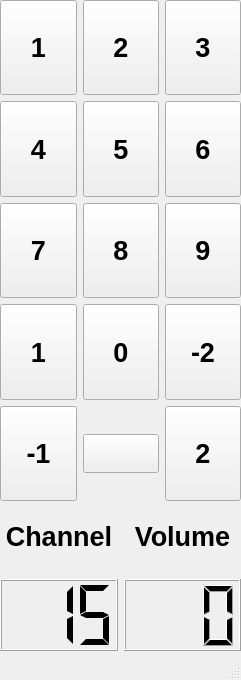
Before: the Qt Designer form mainwindow.ui in AndreyBagryanskiy/37_3, drawn with Qt 5.
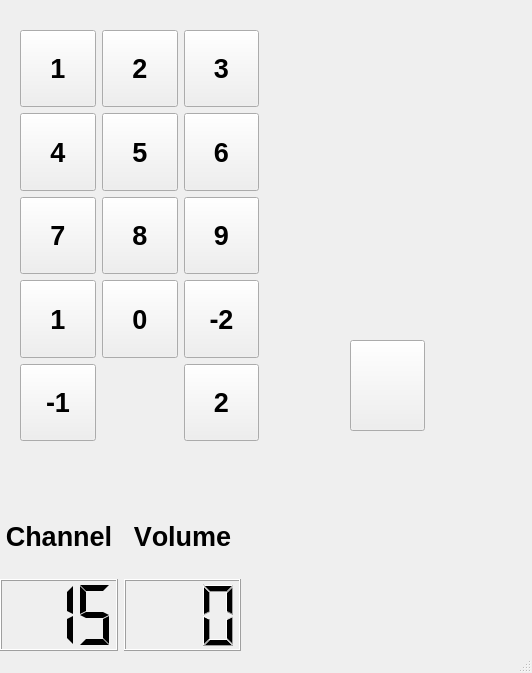
After: the same form once the commit is applied. Icons and pictures are not drawn.

The edit to the form file:
```diff
--- a/mainwindow.ui
+++ b/mainwindow.ui
@@ -6,27 +6,20 @@
    <rect>
     <x>0</x>
     <y>0</y>
-    <width>241</width>
-    <height>680</height>
+    <width>532</width>
+    <height>673</height>
    </rect>
   </property>
   <property name="sizePolicy">
-   <sizepolicy hsizetype="Fixed" vsizetype="Fixed">
+   <sizepolicy hsizetype="Expanding" vsizetype="Expanding">
     <horstretch>0</horstretch>
     <verstretch>0</verstretch>
    </sizepolicy>
   </property>
-  <property name="minimumSize">
-   <size>
-    <width>241</width>
-    <height>680</height>
-   </size>
-  </property>
-  <property name="maximumSize">
-   <size>
-    <width>241</width>
-    <height>680</height>
-   </size>
+  <property name="font">
+   <font>
+    <kerning>false</kerning>
+   </font>
   </property>
   <property name="windowTitle">
    <string>Remote Control</string>
@@ -38,8 +31,8 @@
    <property name="font">
     <font>
      <pointsize>20</pointsize>
-     <weight>75</weight>
      <bold>true</bold>
+     <kerning>false</kerning>
     </font>
    </property>
    <widget class="QWidget" name="gridLayoutWidget">
@@ -124,10 +117,10 @@
    <widget class="QWidget" name="gridLayoutWidget_2">
     <property name="geometry">
      <rect>
-      <x>0</x>
-      <y>0</y>
-      <width>241</width>
-      <height>501</height>
+      <x>20</x>
+      <y>30</y>
+      <width>239</width>
+      <height>411</height>
      </rect>
     </property>
     <layout class="QGridLayout" name="gridLayout0_9">
@@ -325,8 +318,17 @@
        </property>
       </widget>
      </item>
-     <item row="12" column="1">
+    </layout>
+   </widget>
       <widget class="QPushButton" name="pushButton_3">
+    <property name="geometry">
+     <rect>
+      <x>350</x>
+      <y>340</y>
+      <width>75</width>
+      <height>91</height>
+     </rect>
+    </property>
        <property name="text">
         <string/>
        </property>
@@ -336,16 +338,10 @@
        </property>
        <property name="iconSize">
         <size>
-         <width>65</width>
-         <height>65</height>
-        </size>
-       </property>
-       <property name="checkable">
-        <bool>true</bool>
-       </property>
-      </widget>
-     </item>
-    </layout>
+      <width>50</width>
+      <height>50</height>
+     </size>
+    </property>
    </widget>
   </widget>
   <widget class="QMenuBar" name="menubar">
```
Left out of the diff: 16 changed lines with no effect on the pictures. Lines whose indentation alone changed are shown as unchanged.
